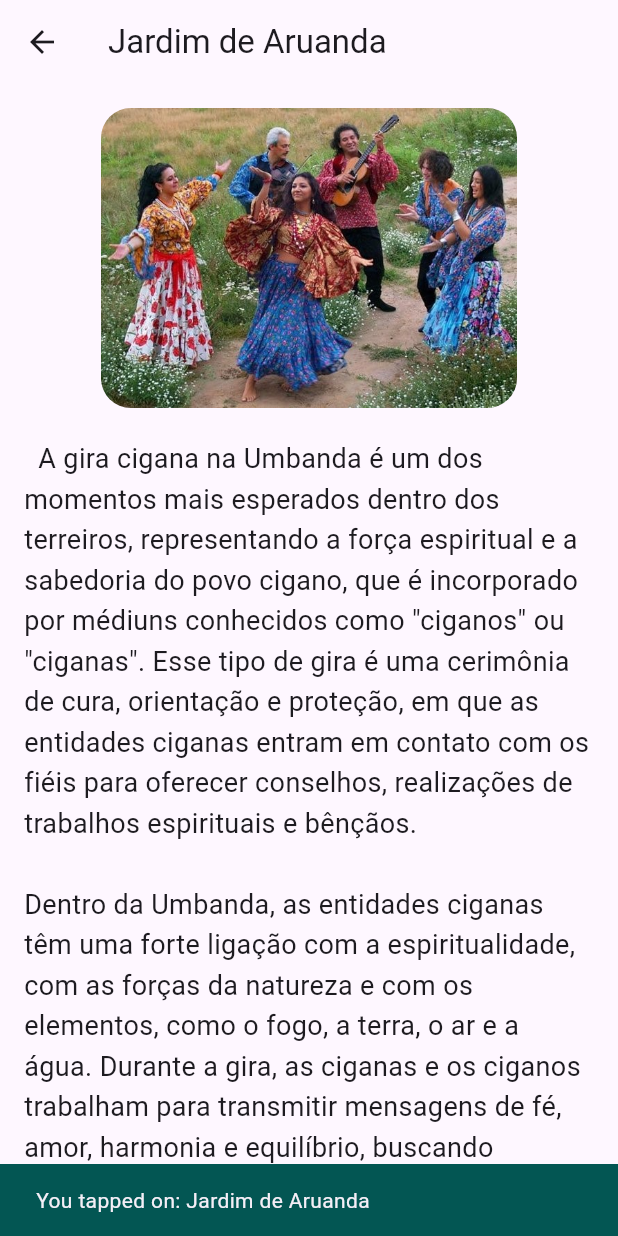
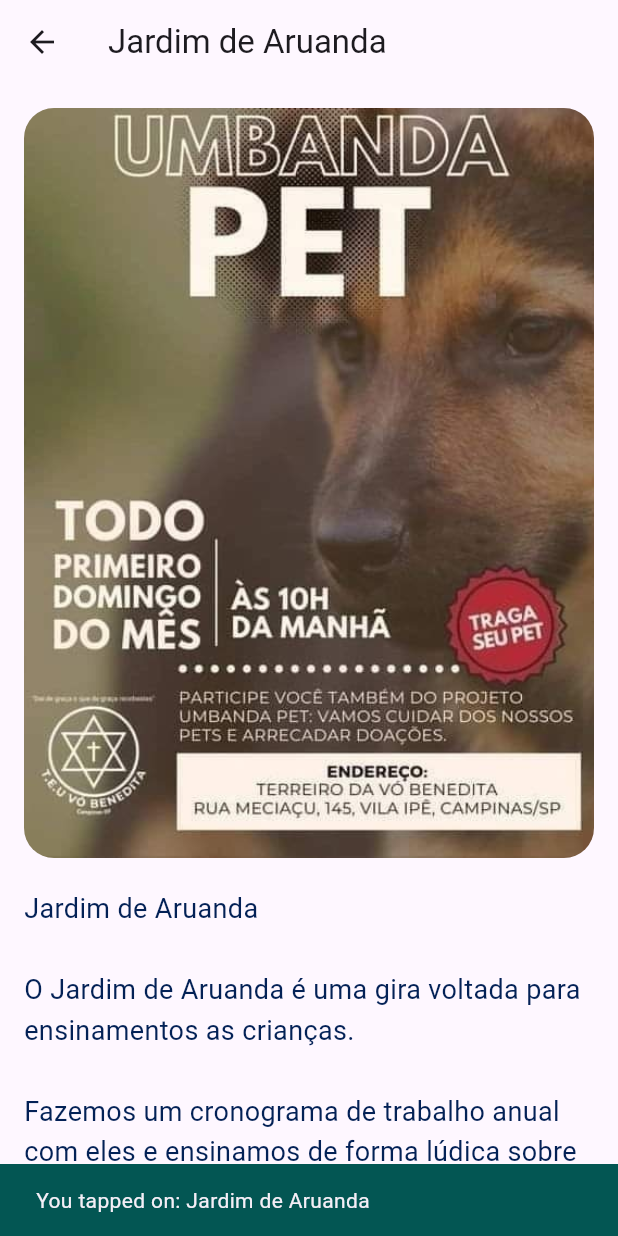
Before and after one commit to camurri/tvbflutter, a Flutter app: the screen it shows after launch, after a tap on "Jardim de Aruanda", on a phone screen of 412 x 824 dp. Run offline on Flutter 3.47's test engine with Material 3 defaults, Android fonts, the phone set to English and light mode, and no system bars; our stand-ins replace carousel_slider.

Commit message:
navigator ok Datail Page ok

```diff
--- a/lib/pages/home.dart
+++ b/lib/pages/home.dart
@@ -1,7 +1,5 @@
 import 'package:flutter/material.dart';
 import 'package:app_tvb/widgets/carousel_slider.dart';
-import 'package:app_tvb/utils/nav.dart';
-import 'package:app_tvb/pages/giras.dart';
 
 class Home extends StatelessWidget {
   const Home({super.key});
@@ -16,37 +14,9 @@ class Home extends StatelessWidget {
       body: Center(
         child: Column(
           children: [
-            Image.asset('assets/images/logo.png', height: 200),
+            Image.asset('assets/images/logo.png', height: 250),
             CarouselWidget(),
-            SizedBox(height: 35),
-            Row(
-              mainAxisAlignment: MainAxisAlignment.spaceEvenly,
-              children: [
-                ElevatedButton(
-                  // onPressed: null,
-                    onPressed: () => navTo(context, Giras()),
-                    child: Text(
-                      'WathsApp',
-                      style: TextStyle(color: Color(0xFF032156)),
-
-                    )),
-                ElevatedButton(
-                    onPressed: null,
-                    child: Text(
-                      'Instagram',
-                      style: TextStyle(color: Color(0xFF032156)),
-                    )),
-                ElevatedButton(
-                    onPressed: null,
-                    child: Text(
-                      'Facebook',
-                      style: TextStyle(color: Color(0xFF032156)),
-                    )),
-
-              ],
-            ),
-            SizedBox(height: 10),
-            Text('Rua Meciacú 1500 - Jardim de Aruanda - Campinas'),
+            //SizedBox(height: 35),
           ],
         ),
       ),
--- a/lib/texts/texts.dart
+++ b/lib/texts/texts.dart
@@ -1,13 +1,89 @@
 // texts.dart
+String giraCigana = '''A gira cigana é um trabalho realizado com o povo cigano, linha do oriente. Muito confundido as vezes com pombo giras.
+
+É uma linha muito leve e diferente, povo festeiro e feliz.
+
+A nossa gira cigana ocorre sempre na terceira quinta feira do mês e é divulgado em nossas redes sociais.
+
+Mãe responsável do dia: Mãe Bruna, a gira inicia as 19h.
+''';
+
+
+String jardimAruanda = '''Jardim de Aruanda
+
+O Jardim de Aruanda é uma gira voltada para ensinamentos as crianças.
+
+Fazemos um cronograma de trabalho anual com eles e ensinamos de forma lúdica sobre a nossa linda Umbanda. Sempre no final fazemos um lanche coletivo com todos os participantes, é lindo de ver.
+
+Essa gira ocorre uma vez no mês sempre no primeiro sábado e é divulgado em nossas redes sociais.
+
+Mães responsáveis do dia: Mãe Camila e Mãe Jacqueline, início das atividades as 15h.
+''';
+
+String giraDasBruxas = '''Gira das Bruxas
+Gira Das Bruxas
+
+A Gira das Bruxas é uma linha de trabalho nova que chegou para ficar.
+
+Ao contrário do que se pensam por aí, é uma linha maravilhosa e vem para somar e fazer diferente em nosso terreiro, mostrando além de tudo que não temos nenhum tipo de preconceito.
+
+Nossa gira cigana ocorre sempre na primeira quinta feira do mês.
+
+Abrimos os pontões às 18:30, iniciamos a gira as 19:30 e os portões seram fechados as 20h para a segurança de todos.
+
+Responsáveis pela gira: Mãe Paula, Mãe Bruna e Mãe Jacqueline, acompanhem nossas redes sociais para saber quando ocorre a gira.
+''';
+
+String giraDeCura = '''
+Gira de cura
+
+A gira de cura é uma gira maravilhosa, leve onde vem em terra os médicos de Aruanda tratar os pacientes que precisam de ajuda espiritual.
+
+É uma gira diferente e ajuda muitas pessoas em seu dia a dia, com doenças e dores.
+
+A nossa Gira de cura ocorre sempre na primeira terça feira do mês e é divulgado em nossas redes sociais.
+
+Mãe responsável do dia: Mãe Hosana, a gira inicia as 19hs.
+''';
+
+
+String sagradoFeminino = '''
+Sagrado Feminino
+
+O sagrado feminino é uma roda de conversa de mulheres para tratarmos o nosso feminino.
+
+Mulheres que já foram abusadas, humilhadas, sofreram qualquer tipo de preconceito.
+
+Nosso lema: mulheres ajudam mulheres e nessas rodas todas falam.
+
+Trazemos sempre novidades, como roda com o sagrado cacau, roda de conversas com outras mães de santo convidada, roda de ativação da kundalini entre outras.
+
+Responsável pelo sagrado Feminino: Terapeuta Mãe Paula, a roda acontece no primeiro domingo do mês às 9:00.
+''';
+
+String umbandaPet = '''
+Umbanda Pet
+
+A umbanda Pet é uma gira voltada para nossos animaizinhos pois eles também precisam de um passe do preto velho ou o abraço do erê.
+
+É uma gira maravilhosa, cheio de bichinhos de estimação.
+
+As giras acontece sempre no primeiro domingo do mês, responsável pela Gira: Pai Edson
+''';
+
+String eventos = '''
+Detalhes sobre eventos...
+''';
+
+
+
+
 Map<String, String> texts = {
-  'gira_cigana': '''
-  A gira cigana na Umbanda é um dos momentos mais esperados dentro dos terreiros, representando a força espiritual e a sabedoria do povo cigano, que é incorporado por médiuns conhecidos como "ciganos" ou "ciganas". Esse tipo de gira é uma cerimônia de cura, orientação e proteção, em que as entidades ciganas entram em contato com os fiéis para oferecer conselhos, realizações de trabalhos espirituais e bênçãos.
-
-Dentro da Umbanda, as entidades ciganas têm uma forte ligação com a espiritualidade, com as forças da natureza e com os elementos, como o fogo, a terra, o ar e a água. Durante a gira, as ciganas e os ciganos trabalham para transmitir mensagens de fé, amor, harmonia e equilíbrio, buscando promover o bem-estar dos presentes e auxiliando-os a encontrar soluções para os desafios da vida cotidiana.
-
-O ambiente do terreiro é preparado com velas, flores e aromas que simbolizam a conexão com a energia da natureza e com as forças ciganas, criando uma atmosfera de acolhimento, proteção e clareza espiritual.
-
-Uma das características mais marcantes da gira cigana de Umbanda é a capacidade das entidades de realizar trabalhos de cura, seja no plano físico, emocional ou espiritual. As ciganas, com sua sabedoria ancestral, atuam diretamente no campo energético das pessoas, oferecendo alívio, orientação e a limpeza de energias negativas.
-'''
-  // Adicione mais textos conforme necessário
+  'Eventos': 'Detalhes sobre eventos...',
+  'Gira Cigana': giraCigana,
+  'Jardim de Aruanda': jardimAruanda,
+  'Gira de Cura': giraDeCura,
+  'Umbanda Pet': umbandaPet,
+  'Gira das Bruxas': giraDasBruxas,
+  'Sagrado Feminino' : sagradoFeminino,
 };
--- a/lib/widgets/carousel_slider.dart
+++ b/lib/widgets/carousel_slider.dart
@@ -19,6 +19,8 @@ class CarouselWidget extends StatelessWidget {
       {'text': 'Gira Cigana', 'icon': Icons.star_border_outlined},
       {'text': 'Gira de Cura', 'icon': Icons.heart_broken},
       {'text': 'Umbanda Pet', 'icon': Icons.pets},
+      {'text': 'Sagrado Feminino', 'icon' : Icons.home},
+      {'text': 'Gira das Bruxas', 'icon': Icons.star_border_outlined}
     ];
 
     return Center(
@@ -105,25 +107,108 @@ class DetailPage extends StatelessWidget {
 
   @override
   Widget build(BuildContext context) {
+    String imagePath = '';
+    String textContent = '';
+
+    if (title == 'Gira Cigana') {
+      textContent = texts.containsKey('Gira Cigana')
+          ? texts['Gira Cigana']!
+          : 'Texto não encontrado.';
+      imagePath = 'assets/images/umbandaPet.png';
+
+    } else if (title == 'Umbanda Pet') {
+      textContent = texts.containsKey('Umbanda Pet')
+          ? texts['Umbanda Pet']!
+          : 'Texto não encontrado.';
+      imagePath = 'assets/images/umbandaPet.png';
+
+    } else if (title == 'Gira de Cura') {
+      textContent = texts.containsKey('Gira de Cura')
+          ? texts['Gira de Cura']!
+          : 'Texto não encontrado.';
+      imagePath = 'assets/images/umbandaPet.png';
+
+    }
+    else if (title == 'Jardim de Aruanda') {
+      textContent = texts.containsKey('Jardim de Aruanda')
+          ? texts['Jardim de Aruanda']!
+          : 'Texto não encontrado.';
+      imagePath = 'assets/images/umbandaPet.png';
+    }
+
+    else if (title == 'Gira das Bruxas') {
+      textContent = texts.containsKey('Gira das Bruxas')
+          ? texts['Gira das Bruxas']!
+          : 'Texto não encontrado.';
+      imagePath = 'assets/images/umbandaPet.png';
+    }
+    else if (title == 'Como chegar?') {
+      textContent = texts.containsKey('Como chegar?')
+          ? texts['Como chegar?']!
+          : 'Texto não encontrado.';
+      imagePath = 'assets/images/umbandaPet.png';
+
+    }
+
+    else if (title == 'Sagrado Feminino') {
+      textContent = texts.containsKey('Sagrado Feminino')
+          ? texts['Sagrado Feminino']!
+          : 'Texto não encontrado.';
+      imagePath = 'assets/images/umbandaPet.png';
+    }
+    else if (title == 'Giras da Semana') {
+      textContent = texts.containsKey('Giras da Semana')
+          ? texts['Giras da Semana']!
+          : 'Texto não encontrado.';
+      imagePath = 'assets/images/umbandaPet.png';
+
+    }
+    else if (title == 'Pontos do terreiro') {
+      textContent = texts.containsKey('Pontos do terreiro')
+          ? texts['Pontos do terreiro']!
+          : 'Texto não encontrado.';
+      imagePath = 'assets/images/umbandaPet.png';
+    }
+    else if (title == 'Eventos') {
+      textContent = texts.containsKey('Eventos')
+          ? texts['Eventos']!
+          : 'Texto não encontrado.';
+      imagePath = 'assets/images/umbandaPet.png';
+    }
+
+    else{
+      textContent = texts.containsKey(title)
+          ? texts[title]!
+          : 'Texto ainda não implementado';
+    }
+
     return Scaffold(
       appBar: AppBar(title: Text(title)),
       body: Padding(
         padding: const EdgeInsets.all(16.0),
         child: SingleChildScrollView(
+          child: Center(
             child: Column(
               crossAxisAlignment: CrossAxisAlignment.center,
               children: [
                 ClipRRect(
                   borderRadius: BorderRadius.circular(20.0),
-                child: Image.asset('assets/images/ciganos.jpg', height: 200),
+                  child: Image.asset(
+                    // 'assets/images/umbandaPet.jpeg',
+                    imagePath,
+                    height: 500,
+                    fit: BoxFit.cover,
+                  ),
                 ),
                 const SizedBox(height: 20),
-
                 Text(
-                texts['gira_cigana'] ?? 'Texto não encontrado.',
-                style: const TextStyle(fontSize: 18, height: 1.5),
+                  textContent,
+                  // texts.containsKey('Gira Cigana') ? texts['Gira Cigana']! : 'Texto não encontrado.',
+                  style: const TextStyle(
+                      fontSize: 18, height: 1.5, color: Color(0xFF032156)),
                 ),
               ],
+            ),
           ),
         ),
       ),
```
Also changed, not shown: assets/images/ciganos.jpg (deleted), assets/images/logo.png, assets/images/umbandaPet.png (added). Lines whose indentation alone changed are shown as unchanged.
